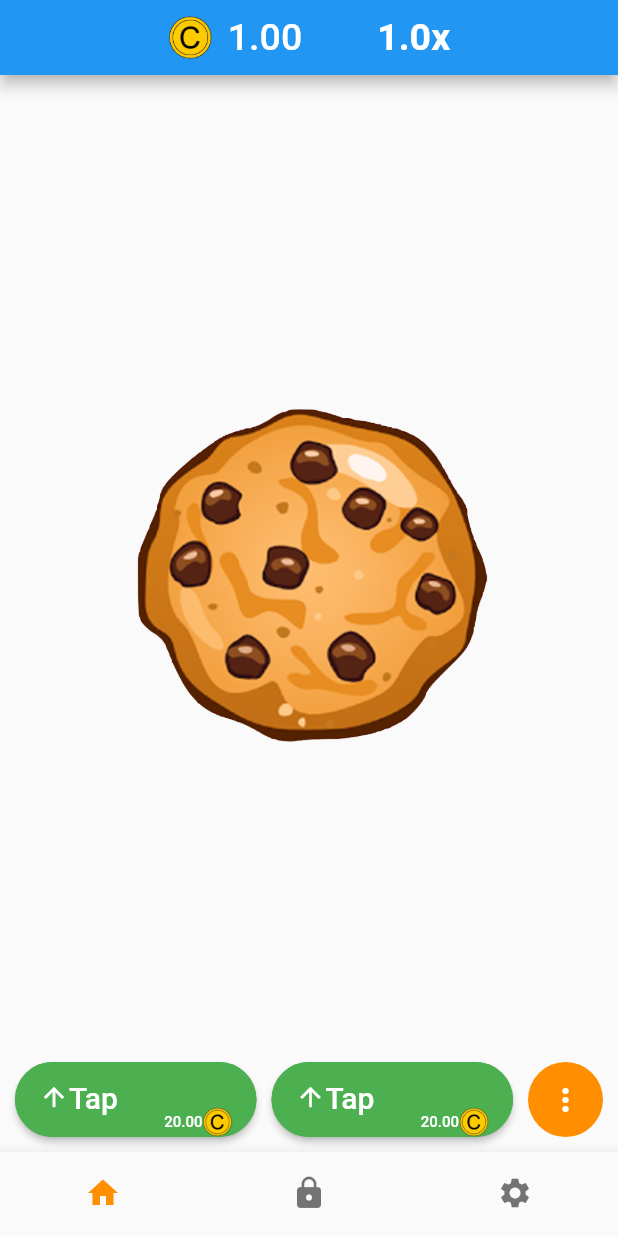
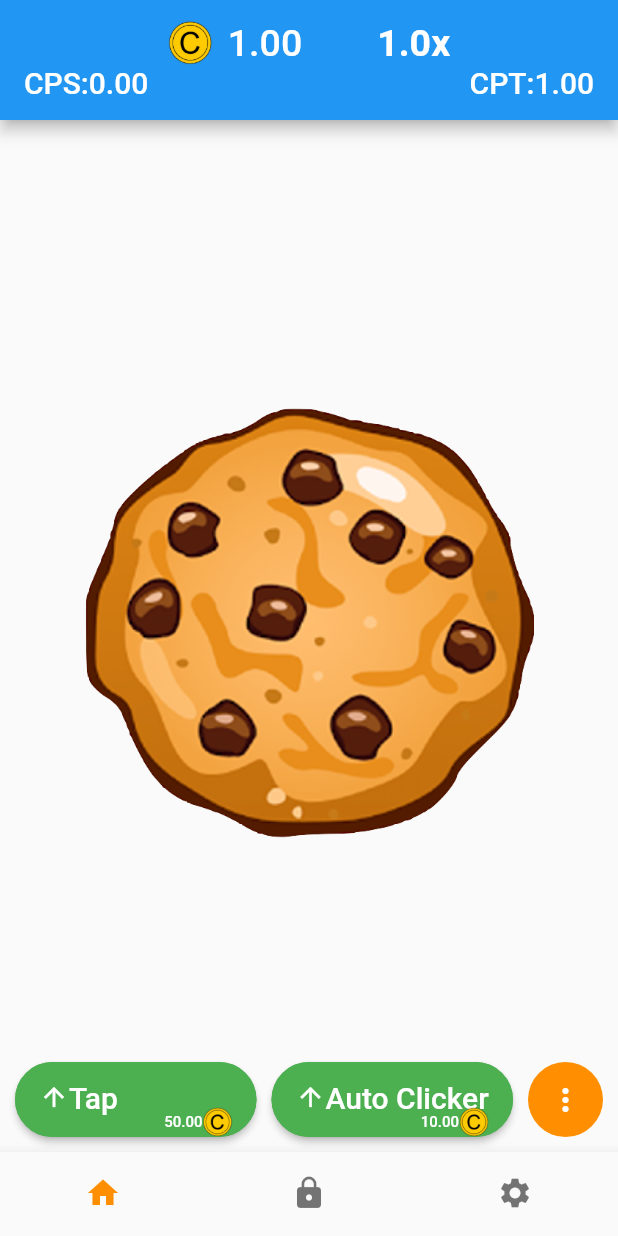
Before and after one commit to KidProf/ordinary-idle, a Flutter app: the screen it shows after launch, on a phone screen of 412 x 824 dp. Run offline on Flutter 3.47's test engine with Material 2 defaults, Android fonts, the phone set to English and light mode, and no system bars; our stand-ins replace fluttertoast, hive, hive_flutter, tuple; missing offline and left inert: restart_app; accounts and stored records are empty.

Commit message:
idle functionality working

```diff
--- a/lib/MyApp.dart
+++ b/lib/MyApp.dart
@@ -108,15 +108,16 @@ class _MyStatefulWidgetState extends State<MyStatefulWidget> {
     return Scaffold(
       appBar: _selectedIndex != 2 //TODO: Change back to 3 later
           ? PreferredSize(
-              preferredSize: const Size.fromHeight(50),
+              preferredSize: const Size.fromHeight(80), //FIXME: Please change CookieBackground to match the height of the header (specified in MyApp.dart)
               child: ValueListenableBuilder<Map<String, dynamic>>(
-                  valueListenable: pMoney.getMoneyListener,
+                  valueListenable: pMoney.getVitalsListener,
                   builder: (ctx, money, _) {
                     // print("update");
                     return AppBar(
                       title: ValueHeader(
                         money,
                       ),
+                      toolbarHeight: 80, //FIXME: Please change CookieBackground to match the height of the header (specified in MyApp.dart)
                     );
                   }))
           : null,
--- a/lib/partials/HotbarShop.dart
+++ b/lib/partials/HotbarShop.dart
@@ -39,9 +39,12 @@ class HotbarShop extends StatelessWidget {
                 child: Row(
                   children: [
                     const Icon(Icons.arrow_upward, size: 20),
-                    Text(
-                      shop.title,
-                      style: TextStyle(fontSize: 20),
+                    Container(
+                      child: Text(
+                        shop.title,
+                        style: TextStyle(fontSize: 20),
+                        overflow: TextOverflow.ellipsis, //wont work, it would just flow out of the screen
+                      ),
                     ),
                   ],
                   mainAxisAlignment: MainAxisAlignment.start,
@@ -55,7 +58,7 @@ class HotbarShop extends StatelessWidget {
                     ValueListenableBuilder<Box>(
                         valueListenable: Hive.box('purchases').listenable(keys: [id]),
                         builder: (context, box, _) {
-                          return Text(Util.doubleRepresentation(pMoney.getCostById(id, level: box.get(id)), 2),
+                          return Text(Util.doubleRepresentation(pMoney.getCostById(id, level: box.get(id))),
                               style: TextStyle(fontSize: 10));
                         }),
                     const Image(
@@ -71,7 +74,6 @@ class HotbarShop extends StatelessWidget {
           ),
           onPressed: () {
             pMoney.purchaseItem(id);
-            print("Purchased" + id.toString());
           },
         ),
       ),
--- a/lib/partials/ShopComponent.dart
+++ b/lib/partials/ShopComponent.dart
@@ -14,7 +14,7 @@ class ShopComponent extends StatelessWidget {
         const SizedBox(width: 10),
         HotbarShop(pMoney, 0),
         const SizedBox(width: 10),
-        HotbarShop(pMoney, 0),
+        HotbarShop(pMoney, 1),
         const SizedBox(width: 10),
         CircleAvatar(
           backgroundColor: Colors.amber[800],
--- a/lib/partials/ValueHeader.dart
+++ b/lib/partials/ValueHeader.dart
@@ -2,26 +2,33 @@ import 'package:flutter/material.dart';
 import 'package:ordinary_idle/util/Money.dart';
 import 'package:ordinary_idle/util/Util.dart';
 
+//FIXME: Please change CookieBackground to match the height of the header (specified in MyApp.dart)
 class ValueHeader extends StatelessWidget {
-  final Map<String, dynamic> money;
+  final Map<String, dynamic> vitals;
 
-  const ValueHeader(this.money, {Key? key}) : super(key: key);
+  const ValueHeader(this.vitals, {Key? key}) : super(key: key);
 
   @override
   Widget build(BuildContext context) {
-    return Row(
+    return Column(
       children: [
-        const Image(image: AssetImage('assets/images/coin.png'), width: 30, height: 30),
+        const SizedBox(width: 10),
+        Row(
+          children: [
+            const Image(
+                image: AssetImage('assets/images/coin.png'),
+                width: 30,
+                height: 30),
             const SizedBox(width: 10),
             Text(
-          Money.moneyRepresentation(money),
+              Money.vitalsRepresentation(vitals),
               style: TextStyle(
                 fontSize: 25,
               ),
             ),
             const SizedBox(width: 50),
             Text(
-          money["multiplier"].toString() + "x",
+              vitals["multiplier"].toString() + "x",
               style: TextStyle(
                 fontSize: 25,
                 fontWeight: FontWeight.bold,
@@ -29,6 +36,21 @@ class ValueHeader extends StatelessWidget {
             ),
           ],
           mainAxisAlignment: MainAxisAlignment.center,
+        ),
+        const SizedBox(width: 10),
+        Container(
+          width: double.infinity,
+          child: Wrap(
+            children: [
+              Text(
+                  "CPS:" + Util.doubleRepresentation(vitals["coinsPerSecond"])),
+              Text("CPT:" + Util.doubleRepresentation(vitals["coinsPerTap"])),
+            ],
+            alignment: WrapAlignment.spaceBetween,
+          ),
+        ),
+        const SizedBox(width: 10),
+      ],
     );
   }
 }
--- a/lib/util/Money.dart
+++ b/lib/util/Money.dart
@@ -1,3 +1,4 @@
+import 'dart:async';
 import 'package:flutter/material.dart';
 import 'package:hive/hive.dart';
 import 'package:ordinary_idle/util/Secrets.dart';
@@ -7,32 +8,35 @@ import 'package:ordinary_idle/util/Util.dart';
 class Money extends Shops {
   //TODO: add functionality to store the log of the value
 
-  late ValueNotifier<Map<String, dynamic>> money;
+  late ValueNotifier<Map<String, dynamic>> vitals;
   late Box player;
   late double secretsMultiplier;
   late double otherMultiplier;
-  late double coinsPerTap;
+  late Timer idleTimer;
 
   Money() : super() {
     player = Hive.box("player");
     otherMultiplier = player.get("otherMultiplier", defaultValue: 0.0);
     secretsMultiplier = _computeSecretsMultiplier();
-    coinsPerTap = computeCoinsPerTap();
-    money = ValueNotifier<Map<String, dynamic>>({
+    vitals = ValueNotifier<Map<String, dynamic>>({
       "coins": player.get("coins", defaultValue: 1.0),
       "multiplier": _computeMultiplier(),
+      "coinsPerSecond": computeCoinsPerSecond(),
+      "coinsPerTap": computeCoinsPerTap(),
     });
 
-    // _expCoins = player.get("expCoins", defaultValue: 0.0);
-    // _useExp = player.get("useExp", defaultValue: false);
+    //initialize idle timer
+    idleTimer = Timer.periodic(const Duration(seconds: 1), (Timer t) {
+      addCoins(vitals.value["coinsPerSecond"]);
+    });
   }
 
-  static String moneyRepresentation(Map<String, dynamic> money) {
-    return Util.doubleRepresentation(money["coins"], 2);
+  static String vitalsRepresentation(Map<String, dynamic> vitals) {
+    return Util.doubleRepresentation(vitals["coins"]);
   }
 
-  ValueNotifier<Map<String, dynamic>> get getMoneyListener {
-    return money;
+  ValueNotifier<Map<String, dynamic>> get getVitalsListener {
+    return vitals;
   }
 
   // ValueNotifier<double> get getCoinsListener {
@@ -40,54 +44,52 @@ class Money extends Shops {
   // }
 
   double get getCoins {
-    return money.value["coins"];
+    return vitals.value["coins"];
   }
 
   double get getMultiplier {
-    return money.value["multiplier"];
+    return vitals.value["multiplier"];
   }
 
   double tap(double coins) {
-    money.value = {...money.value, "coins": money.value["coins"] + coins * money.value["multiplier"] * coinsPerTap};
-    player.put("coins", money.value["coins"]);
-    return money.value["coins"];
+    addCoins(vitals.value["coinsPerTap"]*coins);
+    return vitals.value["coins"];
   }
 
   double addCoins(double coins) {
-    money.value = {...money.value, "coins": money.value["coins"] + coins * money.value["multiplier"]};
-    player.put("coins", money.value["coins"]);
-    return money.value["coins"];
+    addCoinsWithoutMultiplier(coins * vitals.value["multiplier"]);
+    return vitals.value["coins"];
   }
 
   // double addMultiplier(double multiplier) {
-  //   money.value = {...money.value, "multiplier" : money.value["multiplier"]+multiplier};
-  //   player.put("multiplier", money.value["multiplier"]);
-  //   return money.value["multiplier"];
+  //   vitals.value = {...vitals.value, "multiplier" : vitals.value["multiplier"]+multiplier};
+  //   player.put("multiplier", vitals.value["multiplier"]);
+  //   return vitals.value["multiplier"];
   // }
 
   double addCoinsWithoutMultiplier(double coins) {
-    money.value = {...money.value, "coins": money.value["coins"] + coins};
-    player.put("coins", money.value["coins"]);
-    return money.value["coins"];
+    vitals.value = {...vitals.value, "coins": vitals.value["coins"] + coins};
+    player.put("coins", vitals.value["coins"]);
+    return vitals.value["coins"];
   }
 
   @override //Shops.dart interface
   bool subtractCoins(double coins) {
-    if (money.value["coins"] - coins < 0) return false;
-    money.value = {...money.value, "coins": money.value["coins"] - coins};
-    player.put("coins", money.value["coins"]);
+    if (vitals.value["coins"] - coins < 0) return false;
+    vitals.value = {...vitals.value, "coins": vitals.value["coins"] - coins};
+    player.put("coins", vitals.value["coins"]);
     return true;
   }
 
   void setCoins(double coins) {
-    money.value = {...money.value, "coins": coins};
-    player.put("coins", money.value["coins"]);
+    vitals.value = {...vitals.value, "coins": coins};
+    player.put("coins", vitals.value["coins"]);
     return;
   }
 
   // void setMultiplier(double multiplier) {
-  //   money.value = {...money.value, "multiplier" : multiplier};
-  //   player.put("multiplier", money.value["multiplier"]);
+  //   vitals.value = {...vitals.value, "multiplier" : multiplier};
+  //   player.put("multiplier", vitals.value["multiplier"]);
   //   return;
   // }
 
@@ -101,7 +103,7 @@ class Money extends Shops {
 
   double updateMultiplier() {
     var x = _computeMultiplier();
-    money.value = {...money.value, "multiplier": x};
+    vitals.value = {...vitals.value, "multiplier": x};
     print("updateMultiplier " + x.toString());
     return x;
   }
@@ -122,8 +124,17 @@ class Money extends Shops {
 
   @override //Shops.dart interface
   double updateCoinsPerTap() {
-    coinsPerTap = computeCoinsPerTap();
-    print("updateCoinsPerTap " + coinsPerTap.toString());
+    var coinsPerTap = computeCoinsPerTap();
+    print("coins per tap is: " + coinsPerTap.toString());
+    vitals.value = {...vitals.value, "coinsPerTap": coinsPerTap};
     return coinsPerTap;
   }
+
+  @override
+  double updateCoinsPerSecond() {
+    var coinsPerSecond = computeCoinsPerSecond();
+    print("coins per second is: " + coinsPerSecond.toString());
+    vitals.value = {...vitals.value, "coinsPerSecond": coinsPerSecond};
+    return coinsPerSecond;
+  }
 }
--- a/lib/util/Shops.dart
+++ b/lib/util/Shops.dart
@@ -13,6 +13,7 @@ import 'package:tuple/tuple.dart';
 abstract class Shops {
   //INTERFACE
   void updateCoinsPerTap();
+  void updateCoinsPerSecond();
   bool subtractCoins(double x);
 
   late Box purchases;
@@ -20,7 +21,9 @@ abstract class Shops {
   Map<int, CurrentVolatileSecret> currentVolatileSecrets = {};
 
   static double _gain0(int i) => pow(1.2, i).toDouble();
-  static double _cost0(int i) => (20 * pow(1.3, i)).toDouble();
+  static double _cost0(int i) => (50 * pow(1.3, i)).toDouble();
+  static double _gain1(int i) => (i * 0.1).toDouble();
+  static double _cost1(int i) => (10 * pow(1.2, i)).toDouble();
 
   @mustCallSuper
   Shops() {
@@ -51,6 +54,31 @@ abstract class Shops {
           },
         ),
       ),
+      Shop(
+        id: 1,
+        exid: "1",
+        prerequisites: <Map<String, dynamic>>[],
+        title: "Auto Clicker",
+        description: "Increase coins per second",
+        descriptionI: (int i) => "Increase coins per tap to ${_gain1(i)}",
+        type: "idle",
+        gain: Resource(
+          type: "idle",
+          value: _gain1,
+          callback: (int i) {
+            updateCoinsPerSecond();
+
+            return true;
+          },
+        ),
+        cost: Resource(
+          type: "money",
+          value: _cost1,
+          callback: (int i) {
+            return subtractCoins(_cost1(i));
+          },
+        ),
+      ),
     ];
   }
 
@@ -65,19 +93,30 @@ abstract class Shops {
   bool purchaseItem(int id) {
     var s = getShopById(id);
     var level = getLevelById(id);
-    print("cost of purchase: " + s.cost.value!(level).toString());
+
     var possible = s.cost.callback(level);
-
+    print("Purchasing item with id: " +
+        id.toString() +
+        " and level: " +
+        level.toString() +
+        ". It costs " +
+        s.cost.value!(level).toString() +
+        (possible ? " (SUCEESS)" : " (ABORTED) not enough money"));
     if (!possible) return false;
     level += 1;
+    purchases.put(id, level);
     s.gain.callback(level);
-    purchases.put(id, level);
     return true;
   }
 
   @protected
   double computeCoinsPerTap() {
     return shops.where((s) => s.type == "tap").fold(0, (xs, x) => xs + x.gain.value!(getLevelById(x.id)));
+  }
+
+  @protected
+  double computeCoinsPerSecond() {
+    return shops.where((s) => s.type == "idle").fold(0, (xs, x) => xs + x.gain.value!(getLevelById(x.id)));
   }
 
   double getCostById(int id, {int? level}) {
--- a/lib/util/Util.dart
+++ b/lib/util/Util.dart
@@ -3,9 +3,9 @@ import 'dart:math';
 import 'package:intl/intl.dart';
 
 mixin Util {
-  static String doubleRepresentation(double value, int places) {
-    final f = NumberFormat("###.00", "en_GB");
-    double mod = pow(10.0, places).toDouble();
+  static String doubleRepresentation(double value) {
+    final f = NumberFormat("##0.00", "en_GB");
+    double mod = pow(10.0, 2).toDouble(); // 2 dp for now
     return f.format((value * mod).round().toDouble() / mod);
   }
 }
```
Also changed, not shown: lib/partials/1cookie/CookieBackground.dart (+9 -5 lines), assets/images/cookie.png, assets/images/cookieDot.png (deleted). Lines whose indentation alone changed are shown as unchanged.
